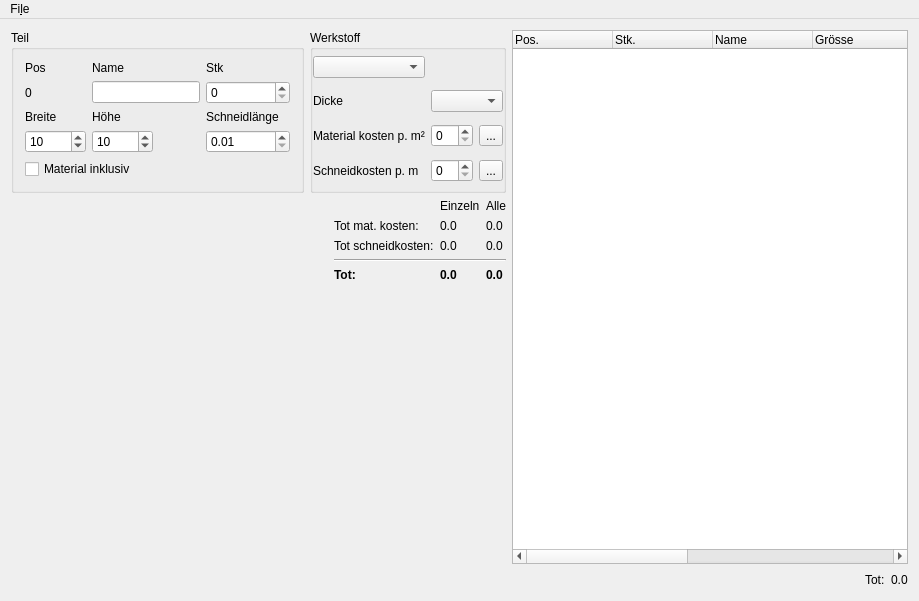
Old version of the form SuperCalculator/Source/src/MainWindow.ui in the repository domi4484/ZumMaschine.
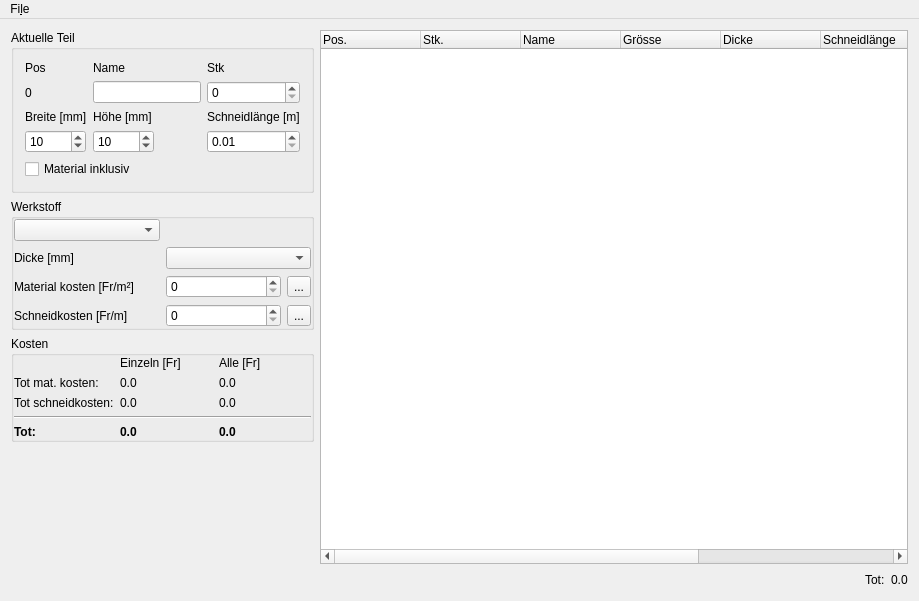
New version of the form.

What changed in the file:
```diff
--- a/SuperCalculator/Source/src/MainWindow.ui
+++ b/SuperCalculator/Source/src/MainWindow.ui
@@ -14,127 +14,8 @@
    <string>Drawings Mirror</string>
   </property>
   <widget class="QWidget" name="centralWidget">
-   <layout class="QGridLayout" name="gridLayout" columnstretch="0,0,0,0,0,0,0,0,0,2">
-    <item row="1" column="1">
-     <layout class="QGridLayout" name="gridLayout_2">
-      <item row="1" column="0">
-       <widget class="QLabel" name="label_10">
-        <property name="text">
-         <string>Tot mat. kosten:</string>
-        </property>
-       </widget>
-      </item>
-      <item row="1" column="2">
-       <widget class="QLabel" name="m_QLabel_MaterialKosten">
-        <property name="text">
-         <string>0.0</string>
-        </property>
-       </widget>
-      </item>
-      <item row="2" column="2">
-       <widget class="QLabel" name="m_QLabel_SchneidKosten">
-        <property name="text">
-         <string>0.0</string>
-        </property>
-       </widget>
-      </item>
-      <item row="4" column="2">
-       <widget class="QLabel" name="m_QLabel_Total">
-        <property name="font">
-         <font>
-          <weight>75</weight>
-          <bold>true</bold>
-         </font>
-        </property>
-        <property name="text">
-         <string>0.0</string>
-        </property>
-       </widget>
-      </item>
-      <item row="4" column="0">
-       <widget class="QLabel" name="label_9">
-        <property name="font">
-         <font>
-          <weight>75</weight>
-          <bold>true</bold>
-         </font>
-        </property>
-        <property name="text">
-         <string>Tot:</string>
-        </property>
-       </widget>
-      </item>
-      <item row="3" column="0" colspan="3">
-       <widget class="Line" name="line">
-        <property name="orientation">
-         <enum>Qt::Horizontal</enum>
-        </property>
-       </widget>
-      </item>
-      <item row="2" column="0">
-       <widget class="QLabel" name="label_8">
-        <property name="text">
-         <string>Tot schneidkosten:</string>
-        </property>
-       </widget>
-      </item>
-      <item row="2" column="1">
-       <widget class="QLabel" name="m_QLabel_SchneidKostenEinzeln">
-        <property name="text">
-         <string>0.0</string>
-        </property>
-       </widget>
-      </item>
-      <item row="4" column="1">
-       <widget class="QLabel" name="m_QLabel_TotalEinzeln">
-        <property name="font">
-         <font>
-          <weight>75</weight>
-          <bold>true</bold>
-         </font>
-        </property>
-        <property name="text">
-         <string>0.0</string>
-        </property>
-       </widget>
-      </item>
-      <item row="1" column="1">
-       <widget class="QLabel" name="m_QLabel_MaterialKostenEinzeln">
-        <property name="text">
-         <string>0.0</string>
-        </property>
-       </widget>
-      </item>
-      <item row="0" column="1">
-       <widget class="QLabel" name="label_16">
-        <property name="text">
-         <string>Einzeln</string>
-        </property>
-       </widget>
-      </item>
-      <item row="0" column="2">
-       <widget class="QLabel" name="label_17">
-        <property name="text">
-         <string>Alle</string>
-        </property>
-       </widget>
-      </item>
-     </layout>
-    </item>
-    <item row="2" column="1">
-     <spacer name="verticalSpacer">
-      <property name="orientation">
-       <enum>Qt::Vertical</enum>
-      </property>
-      <property name="sizeHint" stdset="0">
-       <size>
-        <width>20</width>
-        <height>40</height>
-       </size>
-      </property>
-     </spacer>
-    </item>
-    <item row="0" column="9" rowspan="3">
+   <layout class="QGridLayout" name="gridLayout" columnstretch="0,0,0,0,0,0,0,0,2">
+    <item row="1" column="8" rowspan="4">
      <layout class="QGridLayout" name="gridLayout_3">
       <item row="1" column="2">
        <widget class="QLabel" name="label_12">
@@ -215,100 +96,9 @@
      </layout>
     </item>
     <item row="1" column="0">
-     <spacer name="horizontalSpacer">
-      <property name="orientation">
-       <enum>Qt::Horizontal</enum>
-      </property>
-      <property name="sizeHint" stdset="0">
-       <size>
-        <width>40</width>
-        <height>20</height>
-       </size>
-      </property>
-     </spacer>
-    </item>
-    <item row="0" column="0" colspan="2">
-     <layout class="QGridLayout" name="gridLayout_4">
-      <item row="0" column="4">
-       <widget class="QGroupBox" name="groupBox">
-        <property name="title">
-         <string>Werkstoff</string>
-        </property>
-        <layout class="QGridLayout" name="gridLayout_5">
-         <property name="leftMargin">
-          <number>0</number>
-         </property>
-         <property name="topMargin">
-          <number>0</number>
-         </property>
-         <property name="rightMargin">
-          <number>0</number>
-         </property>
-         <property name="bottomMargin">
-          <number>0</number>
-         </property>
-         <item row="0" column="0">
-          <widget class="QComboBox" name="m_QComboBox_Material"/>
-         </item>
-         <item row="2" column="0">
-          <widget class="QLabel" name="label_13">
-           <property name="text">
-            <string>Material kosten p. m²</string>
-           </property>
-          </widget>
-         </item>
-         <item row="1" column="1">
-          <widget class="QComboBox" name="m_QComboBox_Thickness"/>
-         </item>
-         <item row="3" column="0">
-          <widget class="QLabel" name="label_15">
-           <property name="text">
-            <string>Schneidkosten p. m</string>
-           </property>
-          </widget>
-         </item>
-         <item row="1" column="0">
-          <widget class="QLabel" name="label_4">
-           <property name="text">
-            <string>Dicke</string>
-           </property>
-          </widget>
-         </item>
-         <item row="3" column="1">
-          <layout class="QHBoxLayout" name="horizontalLayout">
-           <item>
-            <widget class="QSpinBox" name="m_QSpinBox_SchneidkostenProMeter"/>
-           </item>
-           <item>
-            <widget class="QToolButton" name="toolButton">
-             <property name="text">
-              <string>...</string>
-             </property>
-            </widget>
-           </item>
-          </layout>
-         </item>
-         <item row="2" column="1">
-          <layout class="QHBoxLayout" name="horizontalLayout_2">
-           <item>
-            <widget class="QSpinBox" name="m_QSpinBox_MaterialKostenProQuadratMeter"/>
-           </item>
-           <item>
-            <widget class="QToolButton" name="toolButton_2">
-             <property name="text">
-              <string>...</string>
-             </property>
-            </widget>
-           </item>
-          </layout>
-         </item>
-        </layout>
-       </widget>
-      </item>
-      <item row="0" column="0">
        <widget class="QGroupBox" name="groupBox_2">
         <property name="title">
-         <string>Teil</string>
+       <string>Aktuelle Teil</string>
         </property>
         <layout class="QGridLayout" name="gridLayout_6">
          <item row="0" column="1">
@@ -335,7 +125,7 @@
          <item row="2" column="0">
           <widget class="QLabel" name="label_2">
            <property name="text">
-            <string>Breite</string>
+          <string>Breite [mm]</string>
            </property>
           </widget>
          </item>
@@ -371,7 +161,7 @@
          <item row="2" column="1">
           <widget class="QLabel" name="label_3">
            <property name="text">
-            <string>Höhe</string>
+          <string>Höhe [mm]</string>
            </property>
           </widget>
          </item>
@@ -394,7 +184,7 @@
          <item row="2" column="2">
           <widget class="QLabel" name="label_5">
            <property name="text">
-            <string>Schneidlänge</string>
+          <string>Schneidlänge [m]</string>
            </property>
           </widget>
          </item>
@@ -418,7 +208,221 @@
         </layout>
        </widget>
       </item>
-     </layout>
+    <item row="2" column="0">
+     <widget class="QGroupBox" name="groupBox">
+      <property name="title">
+       <string>Werkstoff</string>
+      </property>
+      <layout class="QGridLayout" name="gridLayout_5">
+       <property name="leftMargin">
+        <number>0</number>
+       </property>
+       <property name="topMargin">
+        <number>0</number>
+       </property>
+       <property name="rightMargin">
+        <number>0</number>
+       </property>
+       <property name="bottomMargin">
+        <number>0</number>
+       </property>
+       <item row="0" column="0">
+        <widget class="QComboBox" name="m_QComboBox_Material"/>
+       </item>
+       <item row="2" column="0">
+        <widget class="QLabel" name="label_13">
+         <property name="text">
+          <string>Material kosten [Fr/m²]</string>
+         </property>
+        </widget>
+       </item>
+       <item row="1" column="1">
+        <widget class="QComboBox" name="m_QComboBox_Thickness"/>
+       </item>
+       <item row="3" column="0">
+        <widget class="QLabel" name="label_15">
+         <property name="text">
+          <string>Schneidkosten [Fr/m]</string>
+         </property>
+        </widget>
+       </item>
+       <item row="1" column="0">
+        <widget class="QLabel" name="label_4">
+         <property name="text">
+          <string>Dicke [mm]</string>
+         </property>
+        </widget>
+       </item>
+       <item row="3" column="1">
+        <layout class="QHBoxLayout" name="horizontalLayout">
+         <item>
+          <widget class="QSpinBox" name="m_QSpinBox_SchneidkostenProMeter"/>
+         </item>
+         <item>
+          <widget class="QToolButton" name="toolButton">
+           <property name="text">
+            <string>...</string>
+           </property>
+          </widget>
+         </item>
+        </layout>
+       </item>
+       <item row="2" column="1">
+        <layout class="QHBoxLayout" name="horizontalLayout_2">
+         <item>
+          <widget class="QSpinBox" name="m_QSpinBox_MaterialKostenProQuadratMeter"/>
+         </item>
+         <item>
+          <widget class="QToolButton" name="toolButton_2">
+           <property name="text">
+            <string>...</string>
+           </property>
+          </widget>
+         </item>
+        </layout>
+       </item>
+      </layout>
+     </widget>
+    </item>
+    <item row="3" column="0">
+     <widget class="QGroupBox" name="groupBox_3">
+      <property name="title">
+       <string>Kosten</string>
+      </property>
+      <layout class="QGridLayout" name="gridLayout_4">
+       <property name="leftMargin">
+        <number>0</number>
+       </property>
+       <property name="topMargin">
+        <number>0</number>
+       </property>
+       <property name="rightMargin">
+        <number>0</number>
+       </property>
+       <property name="bottomMargin">
+        <number>0</number>
+       </property>
+       <item row="0" column="0">
+        <layout class="QGridLayout" name="gridLayout_2">
+         <item row="1" column="0">
+          <widget class="QLabel" name="label_10">
+           <property name="text">
+            <string>Tot mat. kosten:</string>
+           </property>
+          </widget>
+         </item>
+         <item row="1" column="2">
+          <widget class="QLabel" name="m_QLabel_MaterialKosten">
+           <property name="text">
+            <string>0.0</string>
+           </property>
+          </widget>
+         </item>
+         <item row="2" column="2">
+          <widget class="QLabel" name="m_QLabel_SchneidKosten">
+           <property name="text">
+            <string>0.0</string>
+           </property>
+          </widget>
+         </item>
+         <item row="4" column="2">
+          <widget class="QLabel" name="m_QLabel_Total">
+           <property name="font">
+            <font>
+             <weight>75</weight>
+             <bold>true</bold>
+            </font>
+           </property>
+           <property name="text">
+            <string>0.0</string>
+           </property>
+          </widget>
+         </item>
+         <item row="4" column="0">
+          <widget class="QLabel" name="label_9">
+           <property name="font">
+            <font>
+             <weight>75</weight>
+             <bold>true</bold>
+            </font>
+           </property>
+           <property name="text">
+            <string>Tot:</string>
+           </property>
+          </widget>
+         </item>
+         <item row="3" column="0" colspan="3">
+          <widget class="Line" name="line">
+           <property name="orientation">
+            <enum>Qt::Horizontal</enum>
+           </property>
+          </widget>
+         </item>
+         <item row="2" column="0">
+          <widget class="QLabel" name="label_8">
+           <property name="text">
+            <string>Tot schneidkosten:</string>
+           </property>
+          </widget>
+         </item>
+         <item row="2" column="1">
+          <widget class="QLabel" name="m_QLabel_SchneidKostenEinzeln">
+           <property name="text">
+            <string>0.0</string>
+           </property>
+          </widget>
+         </item>
+         <item row="4" column="1">
+          <widget class="QLabel" name="m_QLabel_TotalEinzeln">
+           <property name="font">
+            <font>
+             <weight>75</weight>
+             <bold>true</bold>
+            </font>
+           </property>
+           <property name="text">
+            <string>0.0</string>
+           </property>
+          </widget>
+         </item>
+         <item row="1" column="1">
+          <widget class="QLabel" name="m_QLabel_MaterialKostenEinzeln">
+           <property name="text">
+            <string>0.0</string>
+           </property>
+          </widget>
+         </item>
+         <item row="0" column="1">
+          <widget class="QLabel" name="label_16">
+           <property name="text">
+            <string>Einzeln [Fr]</string>
+           </property>
+          </widget>
+         </item>
+         <item row="0" column="2">
+          <widget class="QLabel" name="label_17">
+           <property name="text">
+            <string>Alle [Fr]</string>
+           </property>
+          </widget>
+         </item>
+        </layout>
+       </item>
+      </layout>
+     </widget>
+    </item>
+    <item row="4" column="0">
+     <spacer name="verticalSpacer">
+      <property name="orientation">
+       <enum>Qt::Vertical</enum>
+      </property>
+      <property name="sizeHint" stdset="0">
+       <size>
+        <width>20</width>
+        <height>40</height>
+       </size>
+      </property>
+     </spacer>
     </item>
    </layout>
   </widget>
```
Left out of the diff: 6 changed lines with no effect on the pictures. Lines whose indentation alone changed are shown as unchanged.
